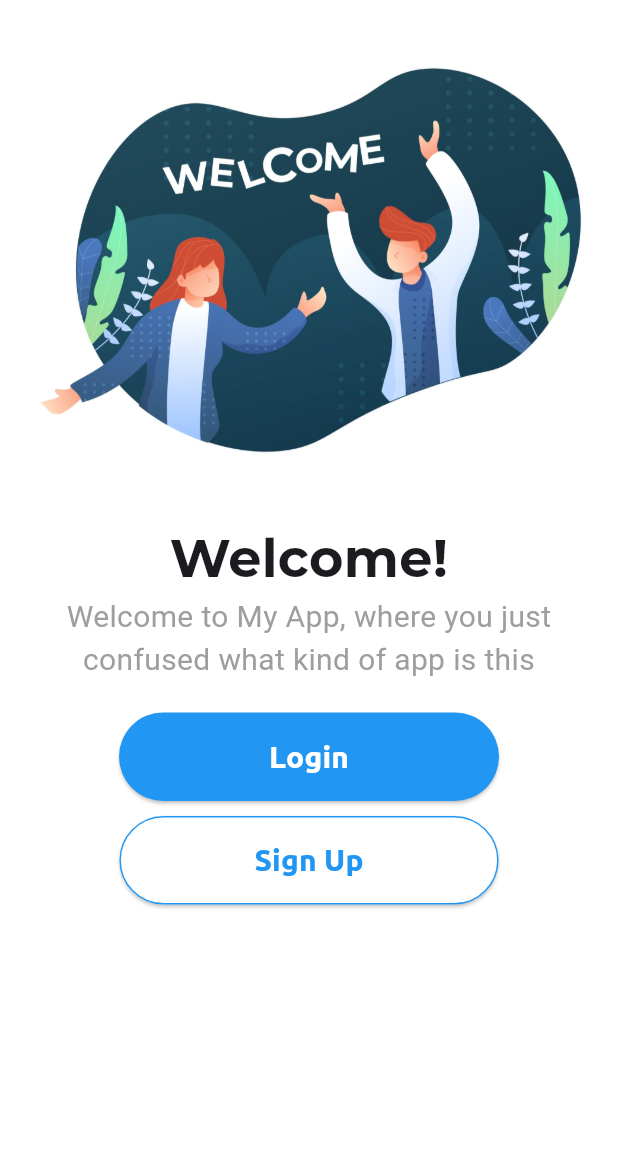
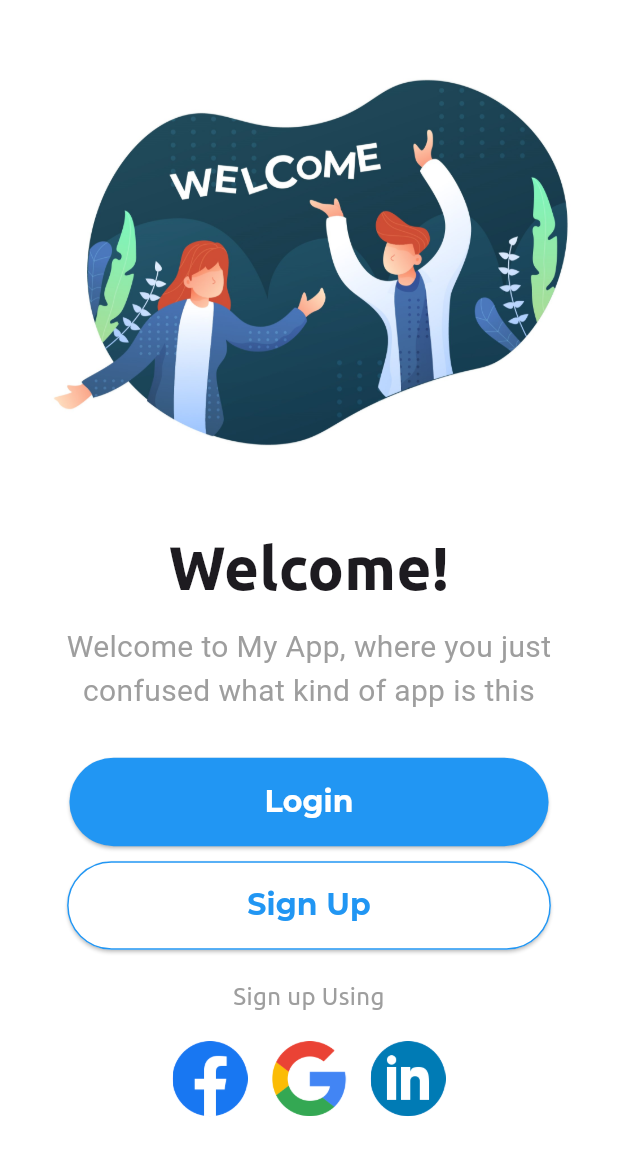
Before and after one commit to GungIndi/flutter-mobile-app, a Flutter app: the screen it shows after launch, on a phone screen of 412 x 824 dp. Shown: the top 1155 px of the screen. Run offline on Flutter 3.47's test engine with Material 3 defaults, Android fonts, the phone set to English and light mode, and no system bars; project files that could hold a hidden picture were left out.

```diff
--- a/lib/screens/home_screen.dart
+++ b/lib/screens/home_screen.dart
@@ -1,6 +1,7 @@
 import 'package:flutter/material.dart';
 import 'package:project_1/screens/login_screen.dart';
 import 'package:project_1/screens/signup_screen.dart';
+import 'package:project_1/constants.dart';
 
 class HomeScreen extends StatelessWidget {
   const HomeScreen({super.key});
@@ -12,23 +13,26 @@ class HomeScreen extends StatelessWidget {
       backgroundColor: Colors.white,
       body: SafeArea(
         child: Column(
-          // crossAxisAlignment: CrossAxisAlignment.start,
+          crossAxisAlignment: CrossAxisAlignment.stretch,
           children:[
-            Image.asset("assets/images/welcome1.jpg"),
-            Expanded(
-              child: Padding(
-                padding: const EdgeInsets.symmetric(horizontal: 30.0),
+            Padding(
+              padding: const EdgeInsets.all(10.0),
+              child: Image.asset("assets/images/welcome1.jpg"),
+            ),
+            Padding(
+              padding: const EdgeInsets.symmetric(horizontal: 10.0),
               child: Column(
                 children: [
                   Text(
                   'Welcome!',
                   textAlign: TextAlign.center,
                   style: TextStyle(
-                      fontWeight: FontWeight.w600,
-                      fontSize: 35,
-                      fontFamily: 'Montserrat',
+                    fontWeight: FontWeight.bold,
+                    fontSize: 40,
+                    fontFamily: 'Ubuntu',
                     ),
                   ),
+                  SizedBox(height: 10),
                   const Text(
                       'Welcome to My App, where you just confused what kind of app is this',
                       textAlign: TextAlign.center,
@@ -37,7 +41,7 @@ class HomeScreen extends StatelessWidget {
                         fontSize: 20,
                       ),
                     ),
-                    const SizedBox(height: 20,),
+                  SizedBox(height: 30),
                   ElevatedButton(
                     onPressed: () {
                       Navigator.push(
@@ -46,15 +50,15 @@ class HomeScreen extends StatelessWidget {
                             builder: (context) => LoginScreen()));
                     },
                     style: ElevatedButton.styleFrom(
-                        backgroundColor: Colors.blue,
-                        padding: EdgeInsets.fromLTRB(100, 15, 100, 15)
+                      backgroundColor: const Color.fromRGBO(33, 150, 243, 1),
+                      padding: EdgeInsets.fromLTRB(130, 15, 130, 15)
                     ),
                     child: const Text(
                       "Login",
                       style: TextStyle(
                         color: Colors.white,
                         fontSize: 20,
-                          fontFamily: 'Ubuntu',
+                        fontFamily: 'Montserrat',
                         fontWeight: FontWeight.bold
                       ),
                     ),
@@ -71,7 +75,7 @@ class HomeScreen extends StatelessWidget {
                     },
                     style: ElevatedButton.styleFrom(
                       backgroundColor: Colors.white,
-                        padding: EdgeInsets.fromLTRB(90, 15, 90, 15),
+                      padding: EdgeInsets.fromLTRB(120, 15, 120, 15),
                       side: BorderSide(color: Colors.blue)
                     ),
                     child: const Text(
@@ -79,7 +83,7 @@ class HomeScreen extends StatelessWidget {
                       style: TextStyle(
                         color: Colors.blue,
                         fontSize: 20,
-                          fontFamily: 'Ubuntu',
+                        fontFamily: 'Montserrat',
                         fontWeight: FontWeight.bold
                       ),
                     ),
@@ -87,6 +91,44 @@ class HomeScreen extends StatelessWidget {
                 ],
               ),
             ),
+            SizedBox(height: 20),
+            const Text(
+              'Sign up Using',
+              textAlign: TextAlign.center,
+              style: TextStyle(
+                fontFamily: 'Ubuntu',
+                fontSize: 16,
+                color: Colors.grey,
+              ),
+            ),
+            SizedBox(height: 10),
+            Row(
+              mainAxisAlignment: MainAxisAlignment.center,
+              children: [
+                IconButton(
+                  onPressed: () {},
+                  icon: CircleAvatar(
+                    radius: 25,
+                    child: Image.asset('assets/images/icons/facebook.png'),
+                  ),
+                ),
+                IconButton(
+                  onPressed: () {},
+                  icon: CircleAvatar(
+                    radius: 25,
+                    backgroundColor: Colors.transparent,
+                    child:
+                        Image.asset('assets/images/icons/google.png'),
+                  ),
+                ),
+                IconButton(
+                  onPressed: () {},
+                  icon: CircleAvatar(
+                    radius: 25,
+                    child: Image.asset('assets/images/icons/linkedin.png'),
+                  ),
+                ),
+              ]
             ),
           ]
         ),
--- a/pubspec.yaml
+++ b/pubspec.yaml
@@ -45,7 +45,7 @@ dev_dependencies:
   # activated in the `analysis_options.yaml` file located at the root of your
   # package. See that file for information about deactivating specific lint
   # rules and activating additional ones.
-  flutter_lints: ^3.0.0
+  # flutter_lints: ^3.0.0
 
 # For information on the generic Dart part of this file, see the
 # following page: https://dart.dev/tools/pub/pubspec
@@ -61,6 +61,7 @@ flutter:
   # To add assets to your application, add an assets section, like this:
   assets:
     - assets/images/
+    - assets/images/icons/
 
   # An image asset can refer to one or more resolution-specific "variants", see
   # https://flutter.dev/assets-and-images/#resolution-aware
```
Also changed, not shown: lib/constants.dart (added, +24 -0 lines), lib/screens/login_screen.dart (+78 -13 lines), assets/images/icons/accent.png (added), assets/images/icons/facebook.png (added), assets/images/icons/google.png (added), assets/images/icons/linkedin.png (added), pubspec.lock. Lines whose indentation alone changed are shown as unchanged.
